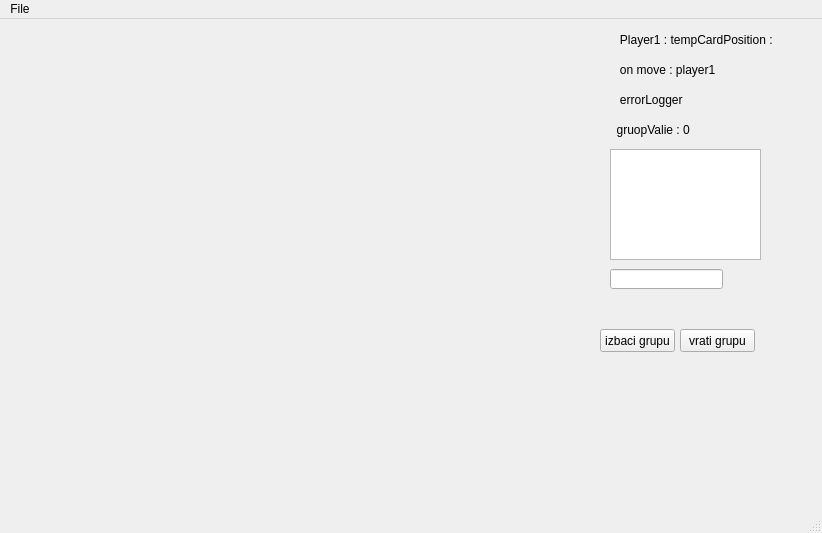
stefanivanic/RemiFINAL, file game.ui: the form before one commit.
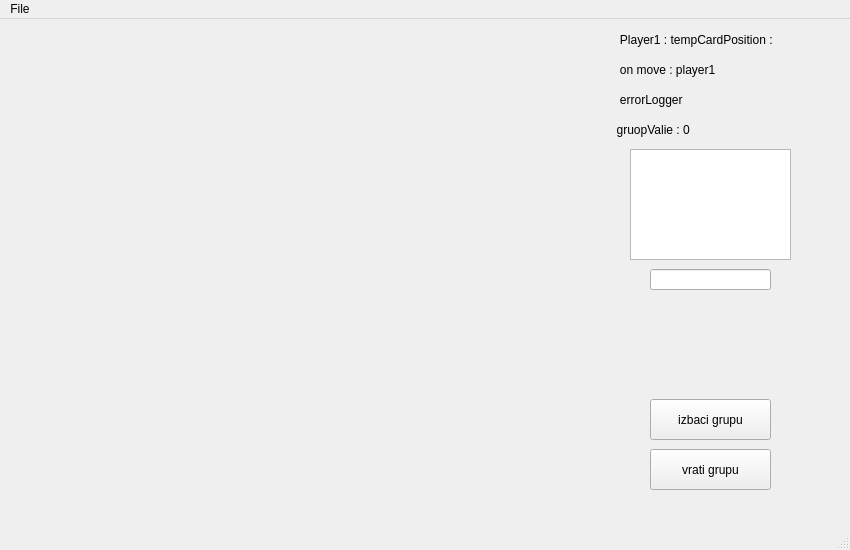
The form after the commit.

The edit to the form file:
```diff
--- a/game.ui
+++ b/game.ui
@@ -6,8 +6,8 @@
    <rect>
     <x>0</x>
     <y>0</y>
-    <width>822</width>
-    <height>533</height>
+    <width>850</width>
+    <height>550</height>
    </rect>
   </property>
   <property name="windowTitle">
@@ -48,10 +48,10 @@
    <widget class="QPushButton" name="throwGroup">
     <property name="geometry">
      <rect>
-      <x>600</x>
-      <y>310</y>
-      <width>75</width>
-      <height>23</height>
+      <x>650</x>
+      <y>380</y>
+      <width>121</width>
+      <height>41</height>
      </rect>
     </property>
     <property name="text">
@@ -96,10 +96,10 @@
    <widget class="QPushButton" name="undoGroup">
     <property name="geometry">
      <rect>
-      <x>680</x>
-      <y>310</y>
-      <width>75</width>
-      <height>23</height>
+      <x>650</x>
+      <y>430</y>
+      <width>121</width>
+      <height>41</height>
      </rect>
     </property>
     <property name="text">
@@ -112,9 +112,9 @@
     </property>
     <property name="geometry">
      <rect>
-      <x>610</x>
+      <x>630</x>
       <y>130</y>
-      <width>151</width>
+      <width>161</width>
       <height>111</height>
      </rect>
     </property>
@@ -122,10 +122,10 @@
    <widget class="QLineEdit" name="lineEdit">
     <property name="geometry">
      <rect>
-      <x>610</x>
+      <x>650</x>
       <y>250</y>
-      <width>113</width>
-      <height>20</height>
+      <width>121</width>
+      <height>21</height>
      </rect>
     </property>
    </widget>
@@ -135,7 +135,7 @@
     <rect>
      <x>0</x>
      <y>0</y>
-     <width>822</width>
+     <width>850</width>
      <height>21</height>
     </rect>
    </property>
```
